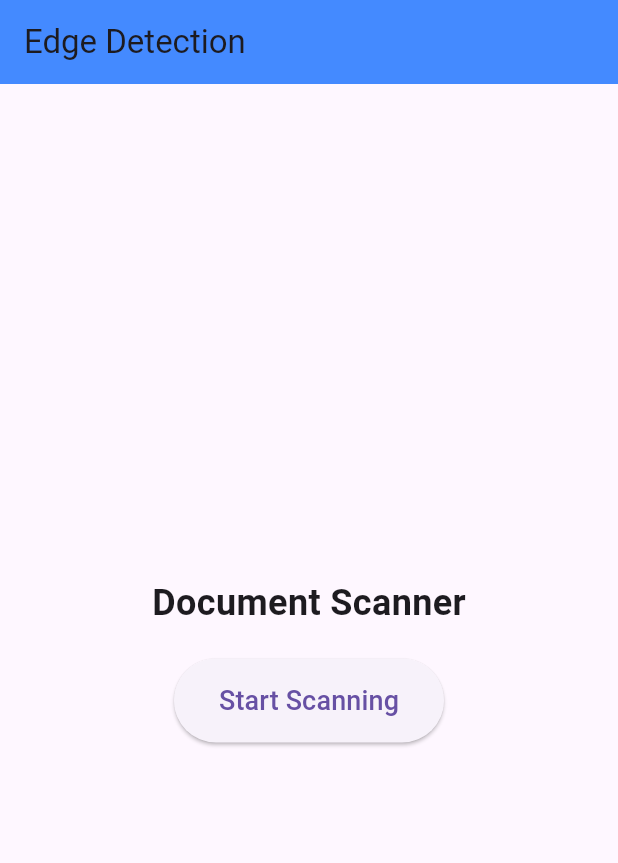
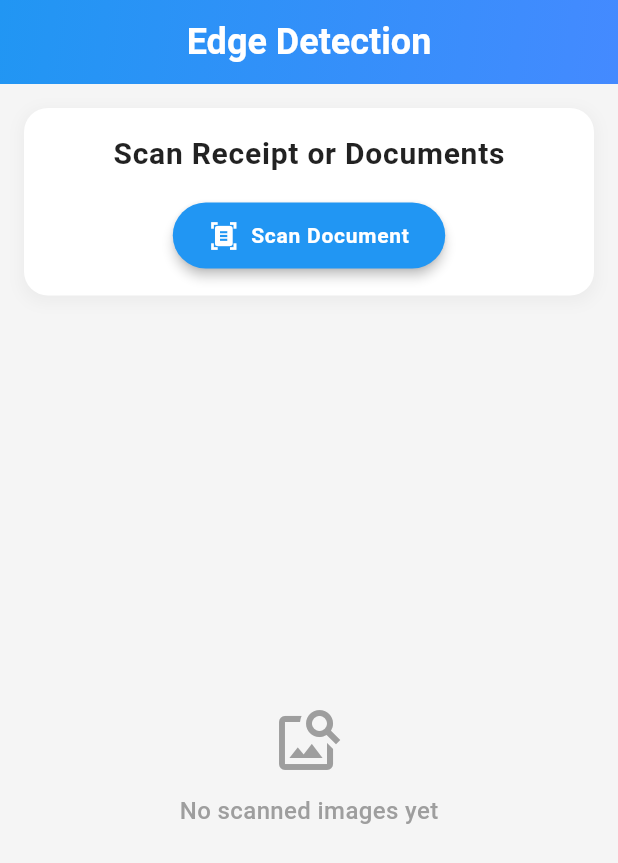
Before and after one commit to Linkonsq/edge-detection-flutter, a Flutter app: the screen it shows after launch, on a phone screen of 412 x 824 dp. Shown: the top 863 px of the screen. Run offline on Flutter 3.47's test engine with Material 3 defaults, Android fonts, the phone set to English and light mode, and no system bars; our stand-ins replace camera, shared_preferences; missing offline and left inert: tflite_flutter.

Commit message:
Updated UI

```diff
--- a/lib/screens/home_screen.dart
+++ b/lib/screens/home_screen.dart
@@ -1,9 +1,48 @@
 import 'package:camera/camera.dart';
 import 'package:edge_detection/screens/camera_screen.dart';
+import 'package:edge_detection/widgets/scanned_image_list.dart';
 import 'package:flutter/material.dart';
+import 'package:shared_preferences/shared_preferences.dart';
 
-class HomeScreen extends StatelessWidget {
+class HomeScreen extends StatefulWidget {
   const HomeScreen({super.key});
+
+  @override
+  State<HomeScreen> createState() => _HomeScreenState();
+}
+
+class _HomeScreenState extends State<HomeScreen> {
+  List<String> scannedImages = [];
+  late SharedPreferences prefs;
+
+  @override
+  void initState() {
+    super.initState();
+    _initPrefs();
+  }
+
+  Future<void> _initPrefs() async {
+    prefs = await SharedPreferences.getInstance();
+    _loadSavedImages();
+  }
+
+  void _loadSavedImages() {
+    final savedImages = prefs.getStringList('saved_images') ?? [];
+    setState(() {
+      scannedImages = savedImages;
+    });
+  }
+
+  Future<void> _saveImages() async {
+    await prefs.setStringList('saved_images', scannedImages);
+  }
+
+  void _handleDelete(int index) {
+    setState(() {
+      scannedImages.removeAt(index);
+    });
+    _saveImages();
+  }
 
   Future<void> _navigateToCamera(BuildContext context) async {
     try {
@@ -27,29 +66,97 @@ class HomeScreen extends StatelessWidget {
   Widget build(BuildContext context) {
     return Scaffold(
       appBar: AppBar(
-        title: const Text('Edge Detection'),
-        backgroundColor: Colors.blueAccent,
+        elevation: 0,
+        title: const Text(
+          'Edge Detection',
+          style: TextStyle(
+            fontSize: 24,
+            fontWeight: FontWeight.bold,
+            color: Colors.white,
           ),
-      body: Center(
+        ),
+        centerTitle: true,
+        flexibleSpace: Container(
+          decoration: const BoxDecoration(
+            gradient: LinearGradient(
+              begin: Alignment.topLeft,
+              end: Alignment.bottomRight,
+              colors: [Colors.blue, Colors.blueAccent],
+            ),
+          ),
+        ),
+      ),
+      body: Container(
+        decoration: BoxDecoration(color: Colors.grey[100]),
+        child: Column(
+          children: [
+            Container(
+              margin: const EdgeInsets.fromLTRB(16.0, 16, 16, 0),
+              padding: const EdgeInsets.all(16),
+              width: double.infinity,
+              decoration: BoxDecoration(
+                color: Colors.white,
+                borderRadius: BorderRadius.circular(16),
+                boxShadow: [
+                  BoxShadow(
+                    color: Colors.grey.withOpacity(0.1),
+                    spreadRadius: 2,
+                    blurRadius: 8,
+                    offset: const Offset(0, 3),
+                  ),
+                ],
+              ),
               child: Column(
                 mainAxisAlignment: MainAxisAlignment.center,
                 children: [
                   const Text(
-              "Document Scanner",
-              style: TextStyle(fontSize: 24, fontWeight: FontWeight.bold),
+                    'Scan Receipt or Documents',
+                    style: TextStyle(
+                      fontSize: 20,
+                      fontWeight: FontWeight.w700,
+                      color: Colors.black87,
+                      letterSpacing: 0.5,
                     ),
-            const SizedBox(height: 20),
+                  ),
+                  const SizedBox(height: 16),
                   ElevatedButton(
                     onPressed: () => _navigateToCamera(context),
                     style: ElevatedButton.styleFrom(
+                      backgroundColor: Colors.blue,
+                      foregroundColor: Colors.white,
                       padding: const EdgeInsets.symmetric(
-                  horizontal: 30,
-                  vertical: 15,
+                        horizontal: 24,
+                        vertical: 12,
+                      ),
+                      shape: RoundedRectangleBorder(
+                        borderRadius: BorderRadius.circular(30),
+                      ),
+                      elevation: 3,
+                    ),
+                    child: Row(
+                      mainAxisSize: MainAxisSize.min,
+                      children: const [
+                        Icon(Icons.document_scanner, size: 20),
+                        SizedBox(width: 8),
+                        Text(
+                          'Scan Document',
+                          style: TextStyle(
+                            fontSize: 14,
+                            fontWeight: FontWeight.w600,
+                            letterSpacing: 0.5,
                           ),
                         ),
-              child: const Text(
-                "Start Scanning",
-                style: TextStyle(fontSize: 18),
+                      ],
+                    ),
+                  ),
+                ],
+              ),
+            ),
+
+            Expanded(
+              child: ScannedImageList(
+                images: scannedImages,
+                onDelete: _handleDelete,
               ),
             ),
           ],
--- /dev/null
+++ b/lib/widgets/scanned_image_list.dart
@@ -0,0 +1,112 @@
+import 'package:flutter/material.dart';
+import 'dart:io';
+
+class ScannedImageList extends StatelessWidget {
+  final List<String> images;
+  final Function(int) onDelete;
+
+  const ScannedImageList({
+    super.key,
+    required this.images,
+    required this.onDelete,
+  });
+
+  @override
+  Widget build(BuildContext context) {
+    if (images.isEmpty) {
+      return Center(
+        child: Column(
+          mainAxisAlignment: MainAxisAlignment.center,
+          children: const [
+            Icon(Icons.image_search, size: 48, color: Colors.grey),
+            SizedBox(height: 12),
+            Text(
+              'No scanned images yet',
+              style: TextStyle(
+                fontSize: 16,
+                color: Colors.grey,
+                fontWeight: FontWeight.w500,
+              ),
+            ),
+          ],
+        ),
+      );
+    }
+
+    return ListView.builder(
+      padding: const EdgeInsets.all(16),
+      itemCount: images.length,
+      itemBuilder: (context, index) {
+        return Dismissible(
+          key: Key(images[index]),
+          background: Container(
+            color: Colors.red,
+            alignment: Alignment.centerRight,
+            padding: const EdgeInsets.only(right: 16),
+            child: const Icon(Icons.delete, color: Colors.white),
+          ),
+          secondaryBackground: Container(
+            color: Colors.red,
+            alignment: Alignment.centerLeft,
+            padding: const EdgeInsets.only(left: 16),
+            child: const Icon(Icons.delete, color: Colors.white),
+          ),
+          onDismissed: (direction) {
+            onDelete(index);
+          },
+          child: Card(
+            margin: const EdgeInsets.only(bottom: 8),
+            shape: RoundedRectangleBorder(
+              borderRadius: BorderRadius.circular(12),
+            ),
+            child: SizedBox(
+              height: 100,
+              child: Row(
+                children: [
+                  ClipRRect(
+                    borderRadius: const BorderRadius.only(
+                      topLeft: Radius.circular(12),
+                      bottomLeft: Radius.circular(12),
+                    ),
+                    child: Image.file(
+                      File(images[index]),
+                      width: 100,
+                      height: 100,
+                      fit: BoxFit.cover,
+                    ),
+                  ),
+                  Expanded(
+                    child: Padding(
+                      padding: const EdgeInsets.all(12),
+                      child: Column(
+                        crossAxisAlignment: CrossAxisAlignment.start,
+                        mainAxisAlignment: MainAxisAlignment.center,
+                        children: [
+                          Text(
+                            'Scanned Document ${index + 1}',
+                            style: const TextStyle(
+                              fontSize: 16,
+                              fontWeight: FontWeight.w600,
+                            ),
+                          ),
+                          const SizedBox(height: 4),
+                          Text(
+                            'Swipe left or right to delete',
+                            style: TextStyle(
+                              fontSize: 12,
+                              color: Colors.grey[600],
+                            ),
+                          ),
+                        ],
+                      ),
+                    ),
+                  ),
+                ],
+              ),
+            ),
+          ),
+        );
+      },
+    );
+  }
+}
--- a/pubspec.yaml
+++ b/pubspec.yaml
@@ -35,6 +35,7 @@ dependencies:
   tflite_flutter: ^0.11.0
   path_provider: ^2.1.5
   path: ^1.9.1
+  shared_preferences: ^2.5.3
 
   # The following adds the Cupertino Icons font to your application.
   # Use with the CupertinoIcons class for iOS style icons.
```
Also changed, not shown: pubspec.lock, 1 other file. Lines whose indentation alone changed are shown as unchanged.
